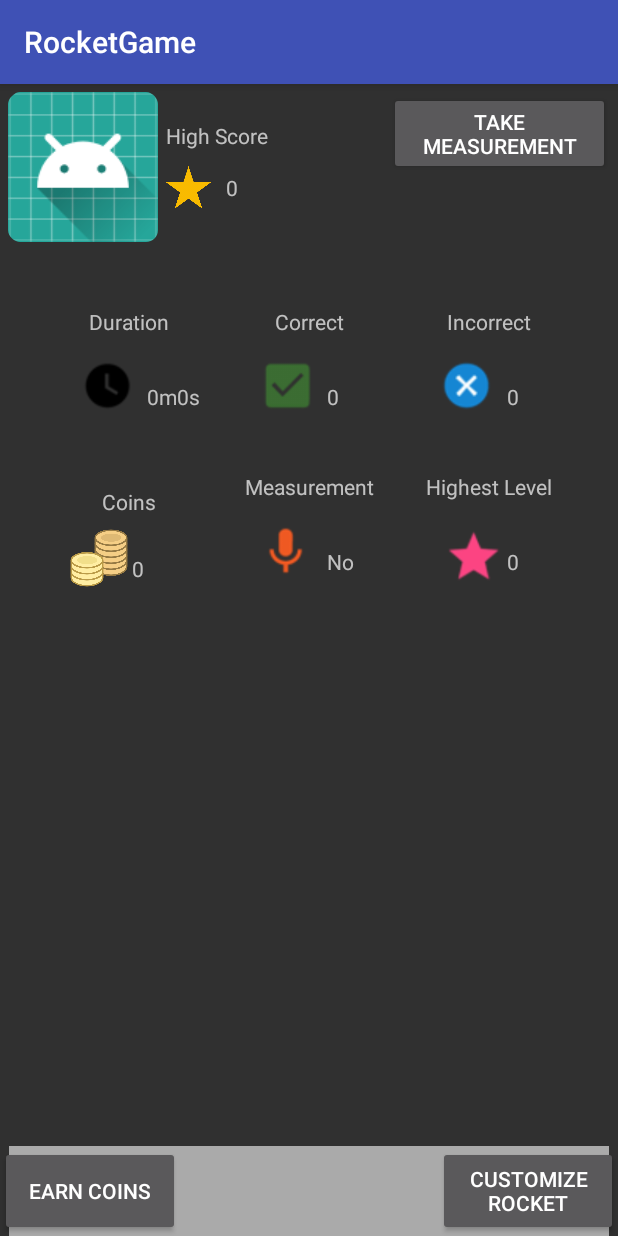
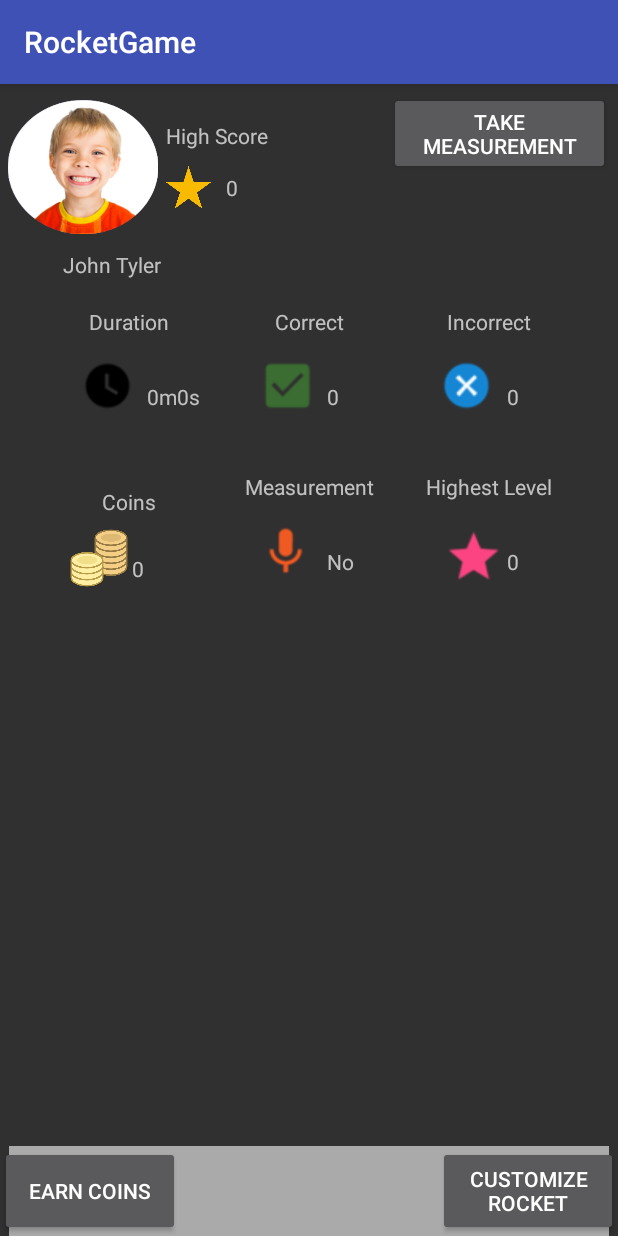
Before and after one commit to zmyrick/RocketProject, an Android app: the DashboardActivity screen opened directly, with no data from a screen before it, on a phone screen of 412 x 824 dp. Run offline under Robolectric (Android 15) with nearby library versions, the phone set to English and light mode, and no system bars.

Commit message:
final changes

```diff
--- a/app/src/main/java/mas/rocketgame/CoinsActivity.java
+++ b/app/src/main/java/mas/rocketgame/CoinsActivity.java
@@ -26,6 +26,7 @@ public class CoinsActivity extends AppCompatActivity {
     protected void onCreate(Bundle savedInstanceState) {
         super.onCreate(savedInstanceState);
         setContentView(R.layout.activity_coins);
+        setTheme(android.R.style.Theme_Material_NoActionBar);
         setTheme(android.R.style.Theme_Material_NoActionBar);
 
         //int stuff
--- a/app/src/main/java/mas/rocketgame/DashboardActivity.java
+++ b/app/src/main/java/mas/rocketgame/DashboardActivity.java
@@ -24,7 +24,8 @@ public class DashboardActivity extends AppCompatActivity {
 
         EditText nameInput = (EditText) findViewById(R.id.etName);
         TextView nameDisplay = (TextView) findViewById(R.id.usernameLabel);
-        String finalName = getIntent().getStringExtra("email");
+        String finalName =  "John Tyler";
+                //getIntent().getStringExtra("email");
         nameDisplay.setText(finalName);
 
         //initialize Measurement button
--- a/app/src/main/java/mas/rocketgame/RocketActivity.java
+++ b/app/src/main/java/mas/rocketgame/RocketActivity.java
@@ -1,6 +1,7 @@
 package mas.rocketgame;
 
 import android.animation.ValueAnimator;
+import android.media.Image;
 import android.os.Bundle;
 import android.support.v7.app.AppCompatActivity;
 import android.view.animation.LinearInterpolator;
@@ -21,6 +22,7 @@ public class RocketActivity extends AppCompatActivity {
         final ImageView backgroundOne = (ImageView) findViewById(R.id.background_one);
         final ImageView backgroundTwo = (ImageView) findViewById(R.id.background_two);
         final ImageView backgroundThree = (ImageView) findViewById(R.id.background_three);
+        ImageView rocketImage = (ImageView) findViewById(R.id.rocket_move);
 
 
         final ValueAnimator animator = ValueAnimator.ofFloat(0.0f, 1.0f);
--- a/app/src/main/res/layout/activity_dashboard.xml
+++ b/app/src/main/res/layout/activity_dashboard.xml
@@ -50,6 +50,7 @@
         android:layout_marginStart="42dp"
         android:layout_marginTop="5dp"
         android:text="User1"
+        android:textAlignment="viewStart"
         app:layout_constraintStart_toStartOf="parent"
         app:layout_constraintTop_toBottomOf="@+id/profileImage" />
 
@@ -91,7 +92,7 @@
         android:layout_marginTop="5dp"
         app:layout_constraintStart_toStartOf="parent"
         app:layout_constraintTop_toTopOf="parent"
-        app:srcCompat="@mipmap/ic_launcher_round" />
+        app:srcCompat="@drawable/untitled" />
 
     <Button
         android:id="@+id/measurement_button"
```
Also changed, not shown: app/src/main/res/drawable/untitled.png (added), 15 other files.
